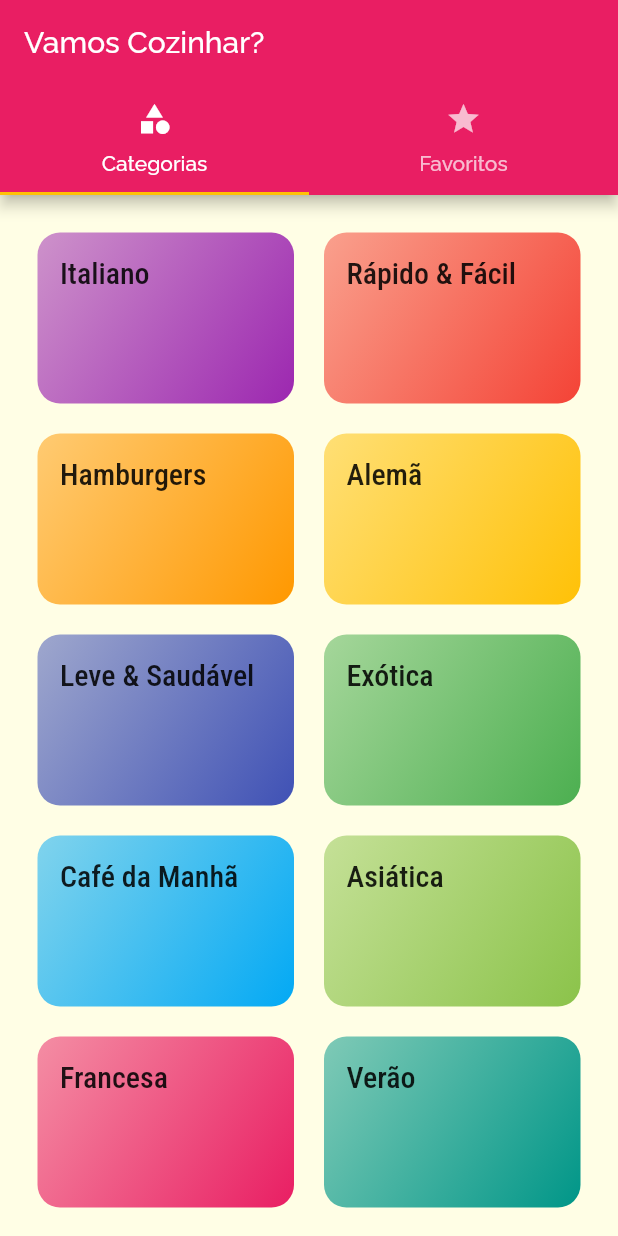
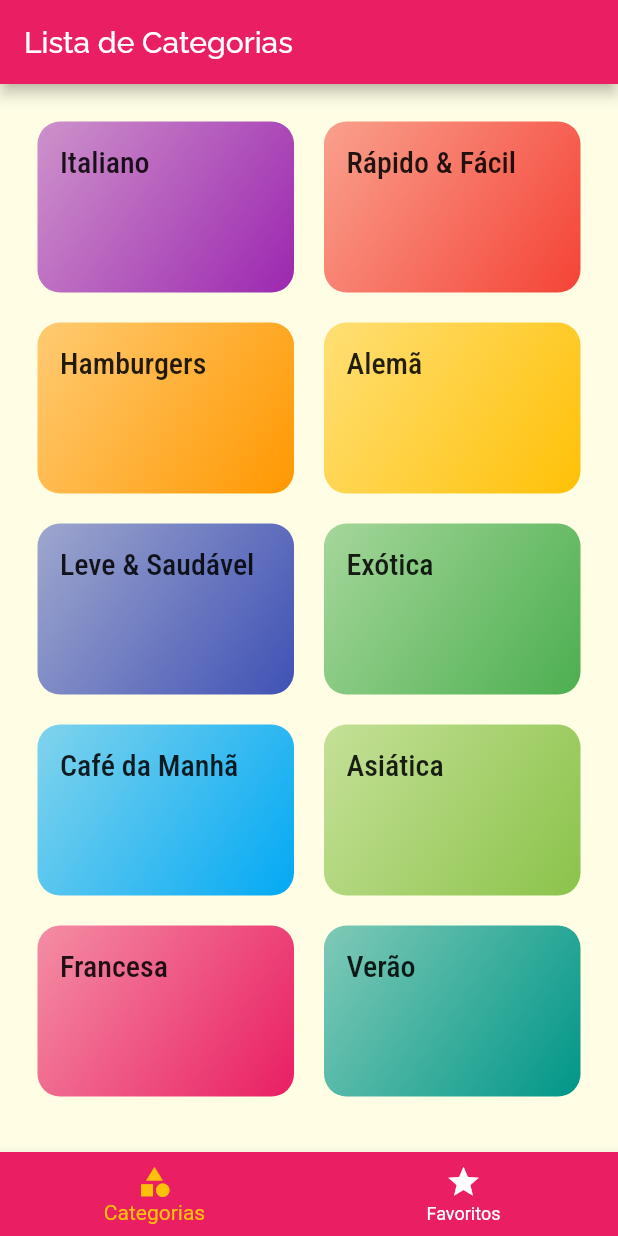
Before and after one commit to rafaelmesquita-ceara/projeto_vamos_cozinhar, a Flutter app: the screen it shows after launch, on a phone screen of 412 x 824 dp. Run offline on Flutter 3.47's test engine with Material 2 defaults, Android fonts, the phone set to English and light mode, and no system bars.

Commit message:
Feita a navegação definitiva da tabbar inferior

```diff
--- a/lib/screens/tabs_screen.dart
+++ b/lib/screens/tabs_screen.dart
@@ -2,33 +2,51 @@ import 'package:flutter/material.dart';
 import 'categories_screen.dart';
 import 'favorite_screen.dart';
 
-class TabsScreen extends StatelessWidget {
+class TabsScreen extends StatefulWidget {
+  @override
+  _TabsScreenState createState() => _TabsScreenState();
+}
+
+class _TabsScreenState extends State<TabsScreen> {
+  int _selectedScreenIndex = 0;
+  final List<Map<String, Object>> _screens = [
+    {'title': 'Lista de Categorias', 'screen': CategoriesScreen()},
+    {'title': 'Meus Favoritos', 'screen': FavoriteScreen()},
+  ];
+
+  _selectScreen(int index) {
+    setState(() {
+      _selectedScreenIndex = index;
+    });
+  }
+
   @override
   Widget build(BuildContext context) {
-    return DefaultTabController(
-      length: 2,
-      child: Scaffold(
-        appBar: AppBar(
-          title: Text('Vamos Cozinhar?'),
-          bottom: TabBar(
-            tabs: [
-              Tab(
-                icon: Icon(Icons.category),
-                text: 'Categorias',
-              ),
-              Tab(
-                icon: Icon(Icons.star),
-                text: 'Favoritos',
-              ),
-            ],
+    return Scaffold(
+      appBar: AppBar(
+        title: Text(_screens[_selectedScreenIndex]['title']),
+      ),
+      body: _screens[_selectedScreenIndex]['screen'],
+      bottomNavigationBar: BottomNavigationBar(
+        onTap: _selectScreen, // Função ao clicar nos itens de navegação
+        unselectedItemColor: Colors.white, // Cor da opção não selecionada
+        backgroundColor: Theme.of(context)
+            .primaryColor, // Cor de fundo da barra de navegação
+        selectedItemColor:
+            Theme.of(context).accentColor, // Cor da opção selecionada
+        currentIndex:
+            _selectedScreenIndex, // Para saber qual é o indice da navegação
+        items: [
+          // Itens na minha barra inferior
+          BottomNavigationBarItem(
+            icon: Icon(Icons.category),
+            title: Text('Categorias'),
           ),
-        ),
-        body: TabBarView(
-          children: [
-            CategoriesScreen(),
-            FavoriteScreen()
-          ],
-        ),
+          BottomNavigationBarItem(
+            icon: Icon(Icons.star),
+            title: Text('Favoritos'),
+          )
+        ],
       ),
     );
   }
```
